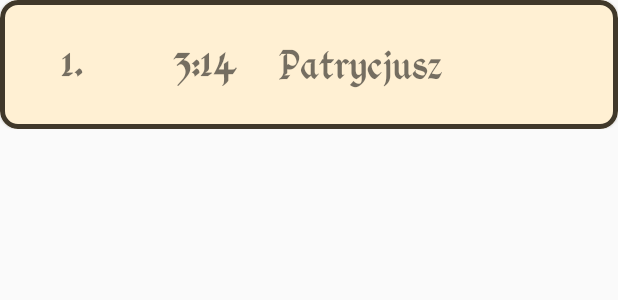
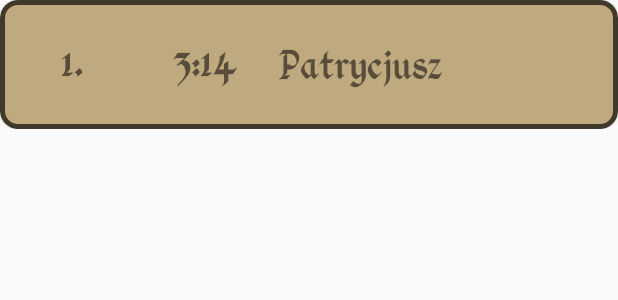
Before and after one commit to PatrykKudyk/PhilosophicalConquest, an Android app: the layout cell_highscore.xml on its own in the app's theme, with its tools: preview values and no code run, on a phone screen of 412 x 824 dp. Shown: the top 300 px of the screen. Run offline under Robolectric (Android 15) with nearby library versions, the phone set to English and light mode, and no system bars.

Commit message:
layout background change

```diff
--- a/PhilosophicalConquest/app/src/main/res/layout/cell_highscore.xml
+++ b/PhilosophicalConquest/app/src/main/res/layout/cell_highscore.xml
@@ -10,9 +10,9 @@
         android:layout_width="match_parent"
         android:layout_height="match_parent"
         android:layout_marginTop="2dp"
-        android:background="@color/colorBackground"
+        android:background="@color/colorYellowLight"
         android:theme="@style/Theme.MaterialComponents.Light"
-        app:cardBackgroundColor="@color/colorBackground"
+        app:cardBackgroundColor="@color/colorYellowLight"
         app:cardCornerRadius="12dp"
         app:strokeColor="@color/colorBrown"
         app:strokeWidth="3dp">
@@ -21,7 +21,7 @@
             android:layout_width="match_parent"
             android:layout_height="70dp"
             android:layout_margin="8dp"
-            android:background="@color/colorBackground">
+            android:background="@color/colorYellowLight">
 
             <TextView
                 android:id="@+id/cell_text_view_place"
```
